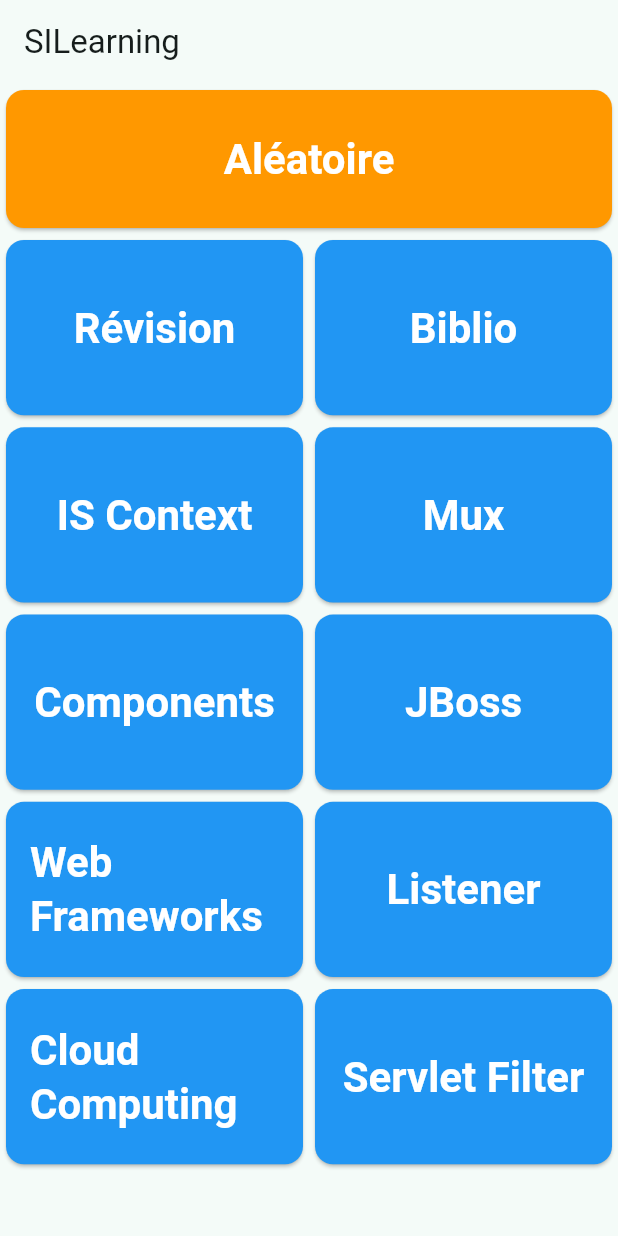
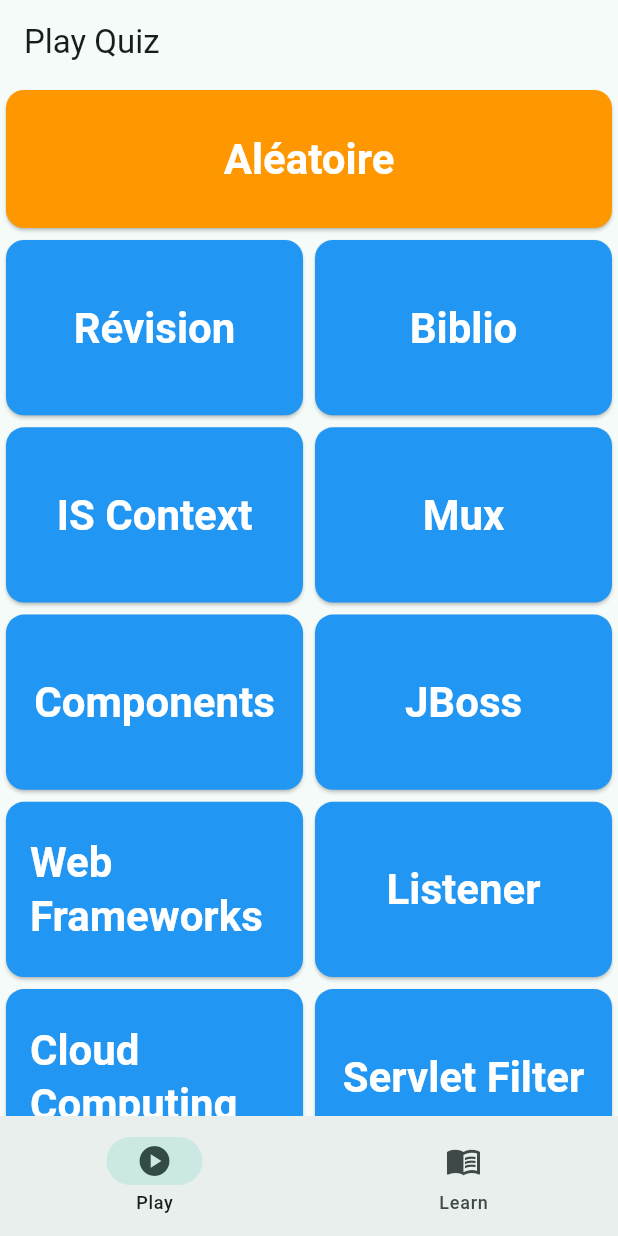
Before and after one commit to ImAliant/si-learning-flutter, a Flutter app: the screen it shows after launch, on a phone screen of 412 x 824 dp. Run offline on Flutter 3.47's test engine with Material 3 defaults, Android fonts, the phone set to English and light mode, and no system bars; our stand-ins replace drift, flutter_riverpod; accounts and stored records are empty; generated files the repository leaves out were written again.

Commit message:
add navbar

```diff
--- a/lib/app/app.dart
+++ b/lib/app/app.dart
@@ -1,6 +1,6 @@
 import 'package:flutter/material.dart';
 
-import '../features/quiz/presentation/pages/home_page.dart';
+import '../features/quiz/presentation/pages/root_page.dart';
 
 class App extends StatelessWidget {
   const App({super.key});
@@ -13,7 +13,7 @@ class App extends StatelessWidget {
         colorScheme: ColorScheme.fromSeed(seedColor: Colors.teal),
         useMaterial3: true,
       ),
-      home: const HomePage(),
+      home: const RootPage(),
     );
   }
 }
--- a/lib/features/quiz/presentation/pages/home_page.dart
+++ b/lib/features/quiz/presentation/pages/home_page.dart
@@ -2,12 +2,55 @@ import 'package:flutter/material.dart';
 import 'package:flutter_riverpod/flutter_riverpod.dart';
 import 'package:si_learning_flutter/features/quiz/domain/entities/category.dart';
 import 'package:si_learning_flutter/features/quiz/presentation/models/category_card.dart';
+import 'package:si_learning_flutter/features/quiz/presentation/pages/play_quiz_page.dart';
 import 'package:si_learning_flutter/features/quiz/presentation/pages/quiz_page.dart';
 
 import '../providers/quiz_providers.dart';
 
-class HomePage extends ConsumerWidget {
-  const HomePage({super.key});
+typedef CategoryTapCallback =
+    void Function(BuildContext context, Category category);
+
+class PlayCategoriesPage extends StatelessWidget {
+  const PlayCategoriesPage({super.key});
+
+  @override
+  Widget build(BuildContext context) {
+    return CategoryListPage(
+      title: 'Play Quiz',
+      onCategoryTap: (context, category) {
+        Navigator.of(context).push(
+          MaterialPageRoute(builder: (_) => PlayQuizPage(category: category)),
+        );
+      },
+    );
+  }
+}
+
+class LearnCategoriesPage extends StatelessWidget {
+  const LearnCategoriesPage({super.key});
+
+  @override
+  Widget build(BuildContext context) {
+    return CategoryListPage(
+      title: 'Learn',
+      onCategoryTap: (context, category) {
+        Navigator.of(
+          context,
+        ).push(MaterialPageRoute(builder: (_) => QuizPage(category: category)));
+      },
+    );
+  }
+}
+
+class CategoryListPage extends ConsumerWidget {
+  const CategoryListPage({
+    super.key,
+    required this.title,
+    required this.onCategoryTap,
+  });
+
+  final String title;
+  final CategoryTapCallback onCategoryTap;
 
   @override
   Widget build(BuildContext context, WidgetRef ref) {
@@ -18,16 +61,21 @@ class HomePage extends ConsumerWidget {
     );
 
     return Scaffold(
-      appBar: AppBar(title: const Text('SILearning')),
-      body: HomeUI(categories: categories),
+      appBar: AppBar(title: Text(title)),
+      body: HomeUI(categories: categories, onCategoryTap: onCategoryTap),
     );
   }
 }
 
 class HomeUI extends StatelessWidget {
   final List<Category> categories;
+  final CategoryTapCallback onCategoryTap;
 
-  const HomeUI({super.key, required this.categories});
+  const HomeUI({
+    super.key,
+    required this.categories,
+    required this.onCategoryTap,
+  });
 
   @override
   Widget build(BuildContext context) {
@@ -37,15 +85,27 @@ class HomeUI extends StatelessWidget {
 
     return Column(
       crossAxisAlignment: CrossAxisAlignment.center,
-      children: [Expanded(child: ShowCategories(categories: categories))],
+      children: [
+        Expanded(
+          child: ShowCategories(
+            categories: categories,
+            onCategoryTap: onCategoryTap,
+          ),
+        ),
+      ],
     );
   }
 }
 
 class ShowCategories extends StatelessWidget {
   final List<Category> categories;
+  final CategoryTapCallback onCategoryTap;
 
-  const ShowCategories({super.key, required this.categories});
+  const ShowCategories({
+    super.key,
+    required this.categories,
+    required this.onCategoryTap,
+  });
 
   @override
   Widget build(BuildContext context) {
@@ -54,12 +114,16 @@ class ShowCategories extends StatelessWidget {
     return ListView(
       children: [
         // Full-width first item
-        FullWidthCategory(category: categories.first),
+        FullWidthCategory(
+          category: categories.first,
+          onCategoryTap: onCategoryTap,
+        ),
 
         // Grid-like rows
         ...categories.skip(1).toList().asMap().entries.map((entry) {
           return CategoryRow(
             categories: categories.skip(1).skip(entry.key * 2).take(2).toList(),
+            onCategoryTap: onCategoryTap,
           );
         }),
       ],
@@ -69,8 +133,13 @@ class ShowCategories extends StatelessWidget {
 
 class FullWidthCategory extends StatelessWidget {
   final Category category;
+  final CategoryTapCallback onCategoryTap;
 
-  const FullWidthCategory({super.key, required this.category});
+  const FullWidthCategory({
+    super.key,
+    required this.category,
+    required this.onCategoryTap,
+  });
 
   @override
   Widget build(BuildContext context) {
@@ -80,11 +149,7 @@ class FullWidthCategory extends StatelessWidget {
       child: CategoryCard(
         category: category,
         color: Colors.orange,
-        onTap: () {
-          Navigator.of(context).push(
-            MaterialPageRoute(builder: (_) => QuizPage(category: category)),
-          );
-        },
+        onTap: () => onCategoryTap(context, category),
       ),
     );
   }
@@ -92,8 +157,13 @@ class FullWidthCategory extends StatelessWidget {
 
 class CategoryRow extends StatelessWidget {
   final List<Category> categories;
+  final CategoryTapCallback onCategoryTap;
 
-  const CategoryRow({super.key, required this.categories});
+  const CategoryRow({
+    super.key,
+    required this.categories,
+    required this.onCategoryTap,
+  });
 
   @override
   Widget build(BuildContext context) {
@@ -106,13 +176,7 @@ class CategoryRow extends StatelessWidget {
                 child: CategoryCard(
                   category: category,
                   color: Colors.blue,
-                  onTap: () {
-                    Navigator.of(context).push(
-                      MaterialPageRoute(
-                        builder: (_) => QuizPage(category: category),
-                      ),
-                    );
-                  },
+                  onTap: () => onCategoryTap(context, category),
                 ),
               ),
             );
--- /dev/null
+++ b/lib/features/quiz/presentation/pages/root_page.dart
@@ -0,0 +1,44 @@
+import 'package:flutter/material.dart';
+
+import 'home_page.dart';
+
+class RootPage extends StatefulWidget {
+  const RootPage({super.key});
+
+  @override
+  State<RootPage> createState() => _RootPageState();
+}
+
+class _RootPageState extends State<RootPage> {
+  int _selectedIndex = 0;
+
+  static const List<Widget> _pages = [
+    PlayCategoriesPage(),
+    LearnCategoriesPage(),
+  ];
+
+  @override
+  Widget build(BuildContext context) {
+    return Scaffold(
+      body: IndexedStack(index: _selectedIndex, children: _pages),
+      bottomNavigationBar: NavigationBar(
+        selectedIndex: _selectedIndex,
+        onDestinationSelected: (index) {
+          setState(() => _selectedIndex = index);
+        },
+        destinations: const [
+          NavigationDestination(
+            icon: Icon(Icons.play_circle_outline),
+            selectedIcon: Icon(Icons.play_circle),
+            label: 'Play',
+          ),
+          NavigationDestination(
+            icon: Icon(Icons.menu_book_outlined),
+            selectedIcon: Icon(Icons.menu_book),
+            label: 'Learn',
+          ),
+        ],
+      ),
+    );
+  }
+}
```
Also changed, not shown: lib/features/quiz/presentation/pages/play_quiz_page.dart (added, +60 -0 lines).
